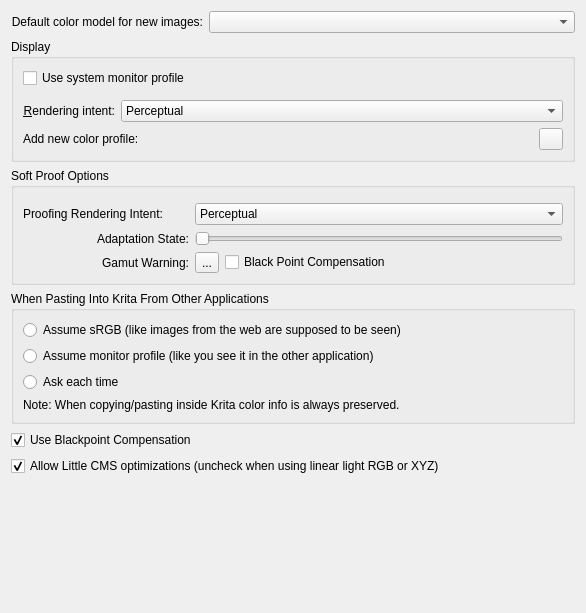
This is libs/ui/forms/wdgcolorsettings.ui in KDE/krita as Qt 5 draws it before an edit. The edited form follows.
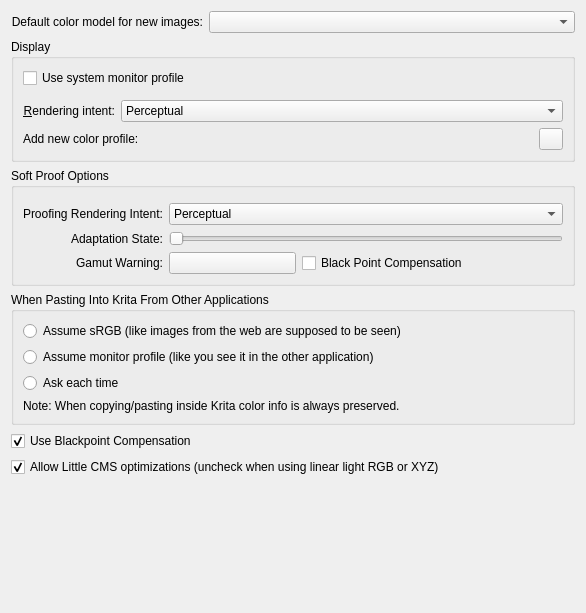
This is the edited form. Custom widgets are drawn as their Qt base class.

```diff
--- a/libs/ui/forms/wdgcolorsettings.ui
+++ b/libs/ui/forms/wdgcolorsettings.ui
@@ -189,13 +189,6 @@
       <string>Soft Proof Options</string>
      </property>
      <layout class="QGridLayout" name="gridLayout">
-      <item row="5" column="1">
-       <widget class="QToolButton" name="gamutAlarm">
-        <property name="text">
-         <string>...</string>
-        </property>
-       </widget>
-      </item>
       <item row="3" column="0">
        <widget class="QLabel" name="lblProofingIntent">
         <property name="text">
@@ -264,6 +257,13 @@
         </property>
        </widget>
       </item>
+      <item row="5" column="1">
+       <widget class="KisColorButton" name="gamutAlarm">
+        <property name="text">
+         <string/>
+        </property>
+       </widget>
+      </item>
      </layout>
     </widget>
    </item>
@@ -362,6 +362,11 @@
   </layout>
  </widget>
  <customwidgets>
+  <customwidget>
+   <class>KisColorButton</class>
+   <extends>QPushButton</extends>
+   <header>kis_color_button.h</header>
+  </customwidget>
   <customwidget>
    <class>KisColorSpaceSelector</class>
    <extends>QWidget</extends>
@@ -378,11 +383,6 @@
    <extends>QComboBox</extends>
    <header>widgets/kis_cmb_idlist.h</header>
   </customwidget>
-  <customwidget>
-   <class>SqueezedComboBox</class>
-   <extends>QComboBox</extends>
-   <header>widgets/squeezedcombobox.h</header>
-  </customwidget>
  </customwidgets>
  <resources/>
  <connections/>
```
